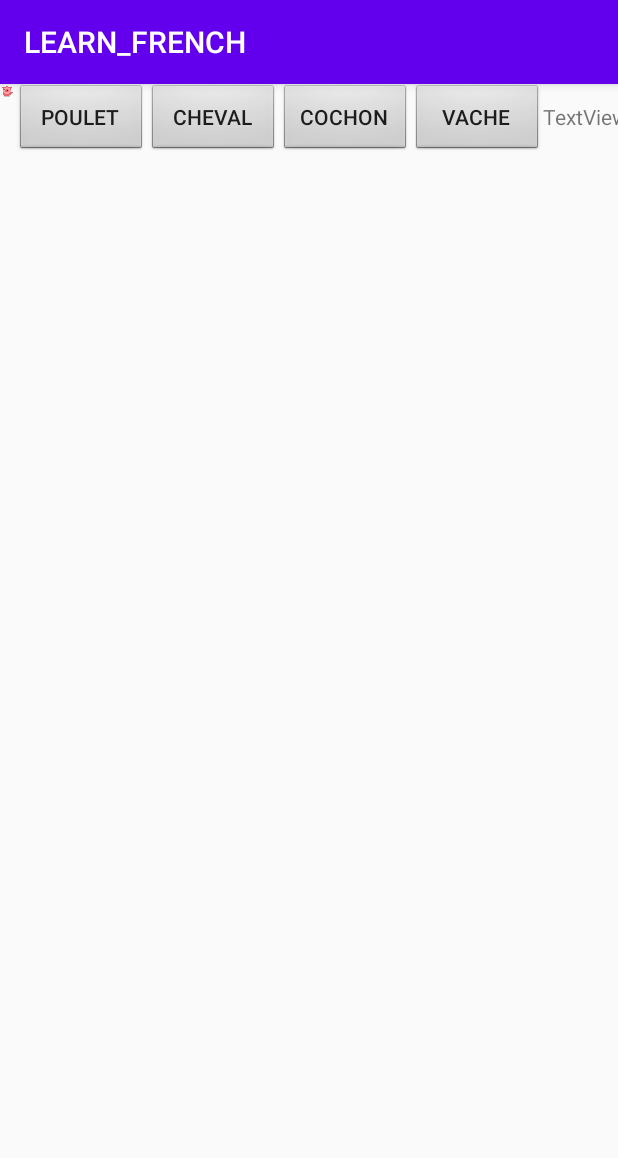
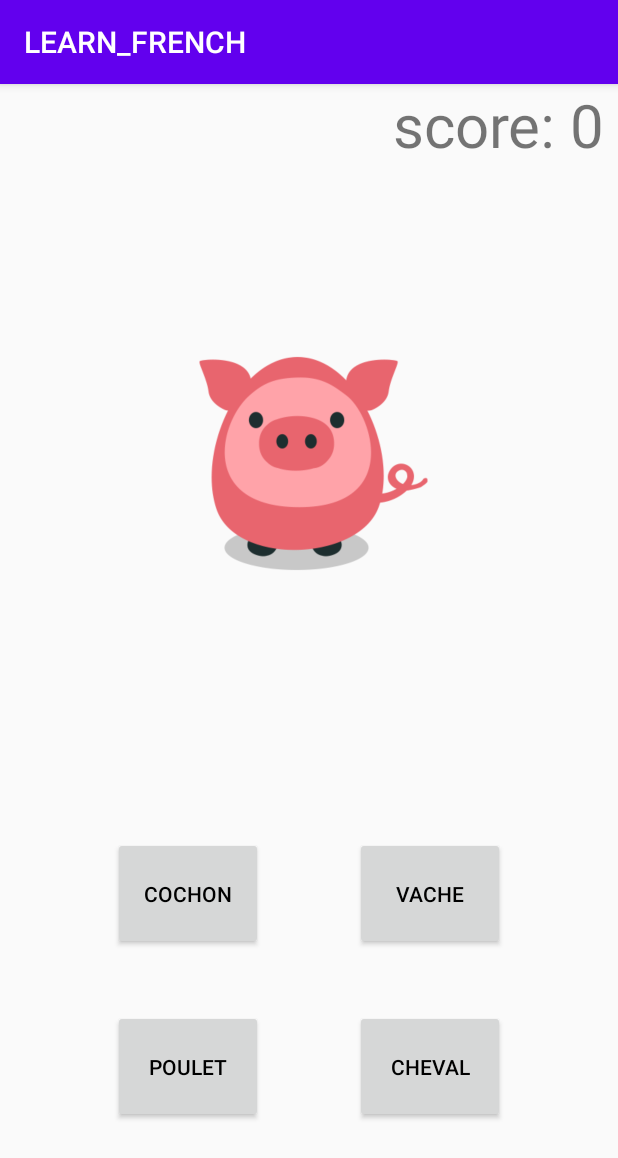
Before and after one commit to RamiDhouib/LEARN_FRENCH, an Android app: the quiz screen opened directly, with no data from a screen before it, on a phone screen of 412 x 824 dp. Shown: the top 1158 px of the screen. Run offline under Robolectric (Android 15) with nearby library versions, the phone set to English and light mode, and no system bars.

Commit message:
fixing engine

```diff
--- a/app/src/main/java/com/myprofile/learn_french/quiz.java
+++ b/app/src/main/java/com/myprofile/learn_french/quiz.java
@@ -13,6 +13,7 @@ import android.os.PowerManager;
 import android.view.View;
 import android.widget.Button;
 import android.widget.ImageView;
+import android.widget.TextView;
 import android.widget.Toast;
 
 import java.lang.reflect.Array;
@@ -31,6 +32,8 @@ public class quiz extends AppCompatActivity {
     int[] images={R.drawable.cochon,R.drawable.mouton,R.drawable.abeille,R.drawable.cheval,R.drawable.grenouille,R.drawable.lapin,R.drawable.mouton,R.drawable.poulet,R.drawable.souris,R.drawable.taureau,R.drawable.tortue,R.drawable.vache,R.drawable.ane};
     //initialising the imageview//
     ImageView img;
+    //initialising textview of the score//
+    TextView score_txt;
     // initialising the buttons //
     Button button_1;
     Button button_2;
@@ -58,6 +61,7 @@ public class quiz extends AppCompatActivity {
     }
     //fix on click buttons based on button_answer boolean//
     private void onclick() {
+
         button_1.setOnClickListener(new View.OnClickListener() {
             public void onClick(View v) {
                 // Code here executes on main thread after user presses button//
@@ -235,35 +239,46 @@ public class quiz extends AppCompatActivity {
     // make all button_answer_boolean false and background back to default//
     private void falsebuttons(){
         bt_1=false;
-        button_1.setBackgroundResource(android.R.drawable.btn_default);
+        button_1.setTextColor(Color.BLACK);
         bt_2=false;
-        button_2.setBackgroundResource(android.R.drawable.btn_default);
+        button_2.setTextColor(Color.BLACK);
         bt_3=false;
-        button_3.setBackgroundResource(android.R.drawable.btn_default);
+        button_3.setTextColor(Color.BLACK);
         bt_4=false;
-        button_4.setBackgroundResource(android.R.drawable.btn_default);
+        button_4.setTextColor(Color.BLACK);
 
     }
+    // a function that convert any number to a string//
+    private String to_string(int Number){
+        return Integer.toString(Number);
+    }
     private void main(int i){
+        runOnUiThread(new Runnable() {
+
+            @Override
+            public void run() {
+
+                // Stuff that updates the UI//
+                score_txt.setText("score: "+to_string(score));
                 img.setImageResource(images[pos]);
                 falsebuttons();
                 Random rand = new Random();
-        int rand_int = rand.nextInt(4)+1;
+                int rand_int = rand.nextInt(4) + 1;
                 changebuttons(rand_int);
-        if (rand_int==1){
-            fixbuttons(button_1,button_2,button_3,button_4);
+                if (rand_int == 1) {
+                    fixbuttons(button_1, button_2, button_3, button_4);
                 }
-        if (rand_int==2){
-            fixbuttons(button_2,button_1,button_3,button_4);
+                if (rand_int == 2) {
+                    fixbuttons(button_2, button_1, button_3, button_4);
                 }
-        if (rand_int==3){
-            fixbuttons(button_3,button_2,button_1,button_4);
+                if (rand_int == 3) {
+                    fixbuttons(button_3, button_2, button_1, button_4);
                 }
-        if (rand_int==4){
-            fixbuttons(button_4,button_2,button_3,button_1);
+                if (rand_int == 4) {
+                    fixbuttons(button_4, button_2, button_3, button_1);
                 }
                 onclick();
-
+            }});
 
 
 
@@ -275,6 +290,7 @@ public class quiz extends AppCompatActivity {
         super.onCreate(savedInstanceState);
         setContentView(R.layout.activity_quiz);
         img= (ImageView) findViewById(R.id.imageView);
+        score_txt= (TextView) findViewById(R.id.score);
         pos=0;
         score=0;
         button_1 = findViewById(R.id.button_1);
--- a/app/src/main/res/layout/activity_quiz.xml
+++ b/app/src/main/res/layout/activity_quiz.xml
@@ -1,5 +1,5 @@
 <?xml version="1.0" encoding="utf-8"?>
-<LinearLayout xmlns:android="http://schemas.android.com/apk/res/android"
+<RelativeLayout xmlns:android="http://schemas.android.com/apk/res/android"
     xmlns:app="http://schemas.android.com/apk/res-auto"
     xmlns:tools="http://schemas.android.com/tools"
     android:layout_width="match_parent"
@@ -8,47 +8,61 @@
 
     <ImageView
         android:id="@+id/imageView"
-        android:layout_width="10sp"
-        android:layout_height="10sp"
-        app:layout_constraintEnd_toEndOf="parent"
-        app:layout_constraintStart_toStartOf="parent"
-        tools:layout_editor_absoluteY="167dp"
+        android:layout_width="200sp"
+        android:layout_height="200sp"
+        android:layout_marginTop="150sp"
+        android:layout_centerHorizontal="true"
         tools:srcCompat="@tools:sample/avatars" />
 
     <Button
         android:id="@+id/button_1"
-        android:layout_width="wrap_content"
-        android:layout_height="wrap_content"
+        android:layout_width="100dp"
+        android:layout_height="75dp"
+        android:layout_marginBottom="75sp"
+        android:layout_marginLeft="75sp"
+        android:layout_alignParentBottom="true"
         android:text="Button"
         />
 
     <Button
         android:id="@+id/button_2"
-        android:layout_width="wrap_content"
-        android:layout_height="wrap_content"
-
+        android:layout_width="100dp"
+        android:layout_height="75dp"
+        android:layout_marginBottom="75sp"
+        android:layout_marginRight="75sp"
+        android:layout_alignParentRight="true"
+        android:layout_alignParentBottom="true"
         android:text="Button"
         app:layout_constraintEnd_toEndOf="parent"
          />
 
     <Button
         android:id="@+id/button_3"
-        android:layout_width="wrap_content"
-        android:layout_height="wrap_content"
+        android:layout_width="100dp"
+        android:layout_height="75dp"
+        android:layout_above="@id/button_1"
+        android:layout_marginBottom="40sp"
+        android:layout_marginLeft="75sp"
         android:text="Button"
          />
 
     <Button
         android:id="@+id/button_4"
-        android:layout_width="wrap_content"
-        android:layout_height="wrap_content"
+        android:layout_width="100dp"
+        android:layout_height="75dp"
+        android:layout_above="@id/button_2"
+        android:layout_marginBottom="40sp"
+        android:layout_marginRight="75sp"
+        android:layout_alignParentRight="true"
         android:text="Button"
          />
 
     <TextView
-        android:id="@+id/textView2"
-        android:layout_width="59dp"
-        android:layout_height="17dp"
-        android:text="TextView"
+        android:id="@+id/score"
+        android:layout_width="150dp"
+        android:layout_height="50dp"
+        android:textSize="40sp"
+        android:text="Score:0"
+        android:layout_alignParentRight="true"
         />
-</LinearLayout>
+</RelativeLayout>
```
Lines whose indentation alone changed are shown as unchanged.
